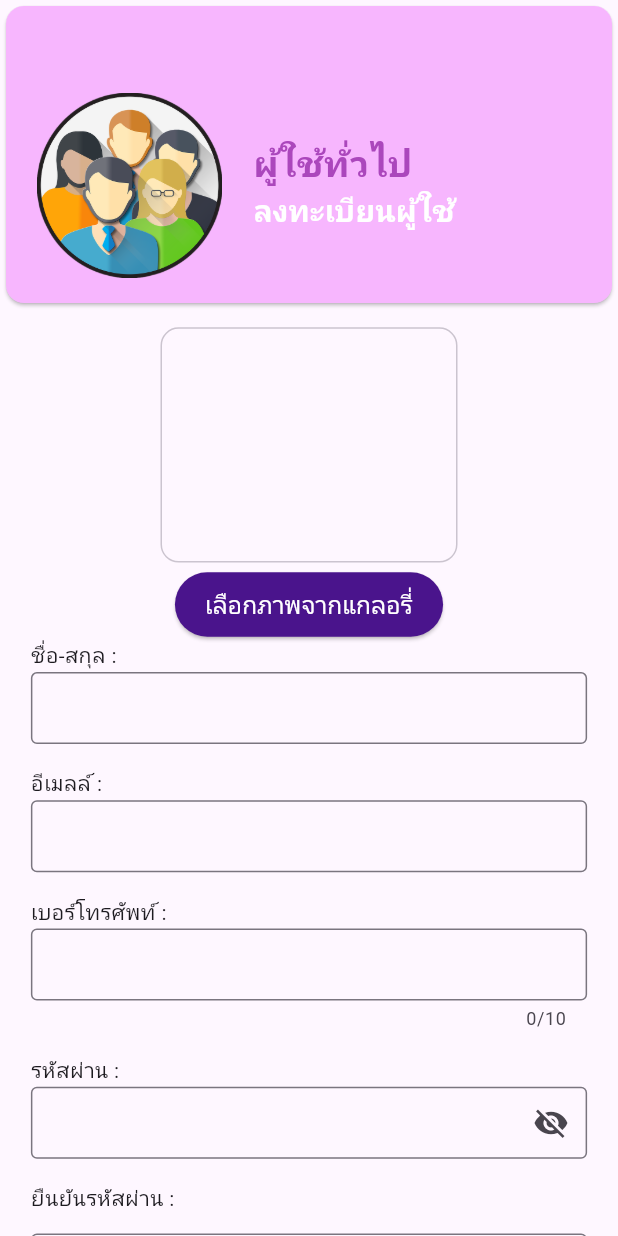
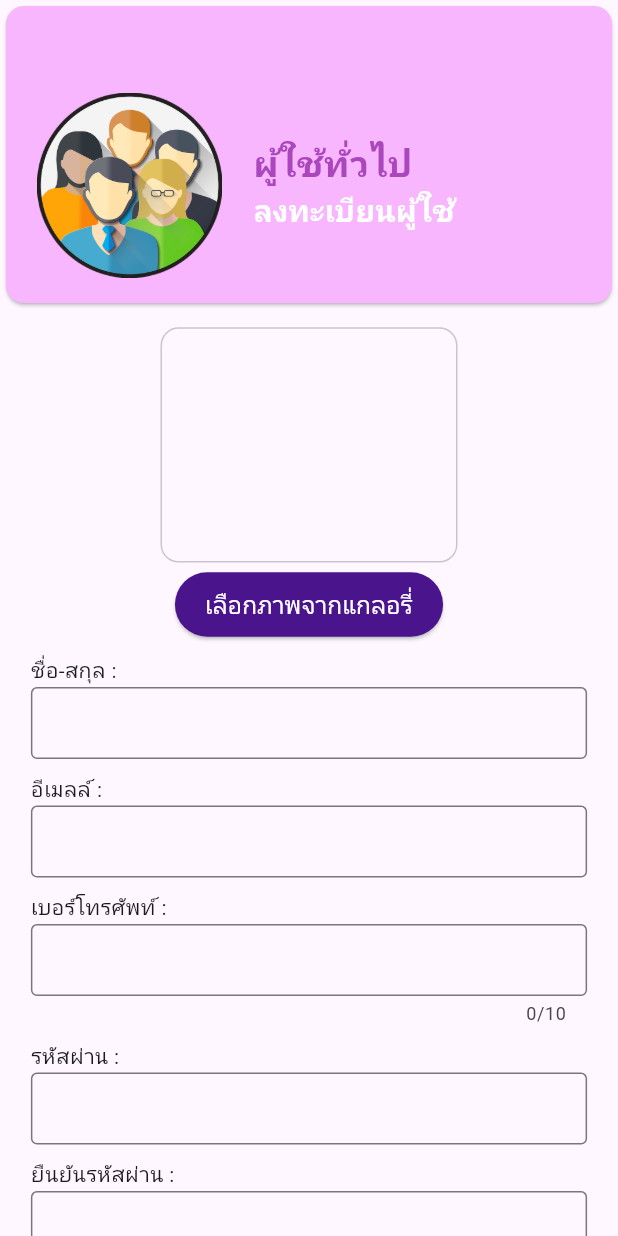
Before and after one commit to evenatthaphan/minopro_mobile_2, a Flutter app: the ChooseRegisterPage screen opened directly, after a tap on "ผู้ใช้ทั่วไป", on a phone screen of 412 x 824 dp. Run offline on Flutter 3.47's test engine with Material 3 defaults, Android fonts, the phone set to English and light mode, and no system bars; our stand-ins replace cloud_firestore, firebase_core, firebase_storage, geolocator; accounts and stored records are empty.

Commit message:
eve update

```diff
--- a/lib/page/choose_register.dart
+++ b/lib/page/choose_register.dart
@@ -141,7 +141,7 @@ class _ChooseRegisterPageState extends State<ChooseRegisterPage> {
     Navigator.push(
       context,
       MaterialPageRoute(
-        builder: (context) => const RegirterPage(),
+        builder: (context) => const RegisterPage(),
       ),
     );
   }
--- a/lib/page/user/register_user.dart
+++ b/lib/page/user/register_user.dart
@@ -1,39 +1,44 @@
+import 'package:firebase_storage/firebase_storage.dart';
 import 'package:flutter/material.dart';
+import 'package:cloud_firestore/cloud_firestore.dart';
+import 'dart:io';
+import 'package:geolocator/geolocator.dart';
 
-class RegirterPage extends StatefulWidget {
-  const RegirterPage({super.key});
+class RegisterPage extends StatefulWidget {
+  const RegisterPage({super.key});
 
   @override
-  State<RegirterPage> createState() => _RegirterPageState();
+  State<RegisterPage> createState() => _RegisterPageState();
 }
 
-class _RegirterPageState extends State<RegirterPage> {
-  TextEditingController name = TextEditingController();
-  TextEditingController email = TextEditingController();
-  TextEditingController password = TextEditingController();
-  TextEditingController phone = TextEditingController();
-  TextEditingController wallet = TextEditingController();
-  TextEditingController confirmPassword = TextEditingController();
+class _RegisterPageState extends State<RegisterPage> {
+  TextEditingController nameCtl = TextEditingController();
+  TextEditingController emailCtl = TextEditingController();
+  TextEditingController passwordCtl = TextEditingController();
+  TextEditingController phoneCtl = TextEditingController();
+  TextEditingController confirmPasswordCtl = TextEditingController();
+  File? image;
+  LatLng? latLng;
+  bool isLoading = false;
+  final db = FirebaseFirestore.instance;
+
   @override
   Widget build(BuildContext context) {
     final screenSize = MediaQuery.of(context).size;
     return Scaffold(
-        // appBar: AppBar(
-        //   automaticallyImplyLeading: false,  // ซ่อนลูกศรชี้กลับ
-        //   ),
       body: SingleChildScrollView(
         child: Stack(
           children: [
             SizedBox(
-            width: screenSize.width * 1, // ขยายความกว้างของ Card
-            height: screenSize.height * 0.25, // ขยายความสูงของ Card
+              width: screenSize.width,
+              height: screenSize.height * 0.25,
               child: Card(
-              color: Color.fromARGB(255, 247, 182, 254),
-              child: Container(
+                color: const Color.fromARGB(255, 247, 182, 254),
                 child: Padding(
                   padding: EdgeInsets.only(
                     top: screenSize.height * 0.05,
-                      left: screenSize.width * 0.05),
+                    left: screenSize.width * 0.05,
+                  ),
                   child: Row(
                     children: [
                       SizedBox(
@@ -53,14 +58,16 @@ class _RegirterPageState extends State<RegirterPage> {
                               style: TextStyle(
                                 fontSize: 24,
                                 color: Colors.purple[400],
-                                  fontWeight: FontWeight.bold),
+                                fontWeight: FontWeight.bold,
+                              ),
                             ),
                             const Text(
                               "ลงทะเบียนผู้ใช้",
                               style: TextStyle(
                                 fontSize: 20,
                                 color: Colors.white,
-                                  fontWeight: FontWeight.bold),
+                                fontWeight: FontWeight.bold,
+                              ),
                             ),
                           ],
                         ),
@@ -70,30 +77,30 @@ class _RegirterPageState extends State<RegirterPage> {
                 ),
               ),
             ),
-          ),
             Padding(
               padding: EdgeInsets.only(
                 top: screenSize.height * 0.26,
                 left: screenSize.width * 0.05,
-                  right: screenSize.width * 0.05),
+                right: screenSize.width * 0.05,
+              ),
               child: Column(
                 children: [
                   Column(
                     crossAxisAlignment: CrossAxisAlignment.center,
                     children: [
                       SizedBox(
-                          width:
-                              screenSize.width * 0.5, // ขยายความกว้างของ Card
-                          height:
-                              screenSize.height * 0.2, // ขยายความสูงของ Card
-                          child: Card.outlined()),
+                        width: screenSize.width * 0.5,
+                        height: screenSize.height * 0.2,
+                        child: Card.outlined(),
+                      ),
                       ElevatedButton(
                         onPressed: choosePhotos,
                         style: ElevatedButton.styleFrom(
-                          backgroundColor:
-                              Colors.purple[900], // Background color
+                          backgroundColor: Colors.purple[900],
                           padding: const EdgeInsets.symmetric(
-                              horizontal: 20, vertical: 10),
+                            horizontal: 20,
+                            vertical: 10,
+                          ),
                           shape: RoundedRectangleBorder(
                             borderRadius: BorderRadius.circular(30),
                           ),
@@ -105,173 +112,26 @@ class _RegirterPageState extends State<RegirterPage> {
                       ),
                     ],
                   ),
-                  Column(
-                    mainAxisAlignment: MainAxisAlignment.center,
-                    crossAxisAlignment: CrossAxisAlignment.start,
-                    children: [
-                      const Text('ชื่อ-สกุล : '),
-                      TextField(
-                        controller: name,
-                        decoration: const InputDecoration(
-                          border: OutlineInputBorder(
-                            borderSide: BorderSide(
-                              width: 1,
+                  buildTextField('ชื่อ-สกุล : ', nameCtl),
+                  buildTextField('อีเมลล์ : ', emailCtl),
+                  buildTextField('เบอร์โทรศัพท์ : ', phoneCtl, maxLength: 10),
+                  buildPasswordField('รหัสผ่าน : ', passwordCtl),
+                  buildPasswordField('ยืนยันรหัสผ่าน : ', confirmPasswordCtl),
+                  buildGPSButton(),
+                  Center(
+                    child: Padding(
+                      padding: EdgeInsets.only(top: screenSize.height * 0.05),
+                      child: FilledButton(
+                        onPressed: register,
+                        style: ButtonStyle(
+                          backgroundColor: MaterialStateProperty.all<Color>(
+                            const Color.fromARGB(255, 3, 103, 18),
                           ),
                         ),
-                          contentPadding: EdgeInsets.symmetric(
-                              vertical: 10, horizontal: 10),
-                          focusedBorder: OutlineInputBorder(
-                            borderSide: BorderSide(
-                                color: Color.fromARGB(255, 247, 182, 254),
-                                width: 2), // เปลี่ยนขอบเป็นสีแดงเมื่อคลิก
-                          ),
-                        ),
-                      ),
-                      Padding(
-                        padding: EdgeInsets.only(top: screenSize.height * 0.02),
-                        child: const Text('อีเมลล์ : '),
-                      ),
-                      TextField(
-                        controller: email,
-                        decoration: const InputDecoration(
-                          border: OutlineInputBorder(
-                            borderSide: BorderSide(
-                              width: 1,
-                            ),
-                          ),
-                          contentPadding: EdgeInsets.symmetric(
-                              vertical: 10, horizontal: 10),
-                          focusedBorder: OutlineInputBorder(
-                            borderSide: BorderSide(
-                                color: Color.fromARGB(255, 247, 182, 254),
-                                width: 2), // เปลี่ยนขอบเป็นสีแดงเมื่อคลิก
-                          ),
-                        ),
-                      ),
-                      Padding(
-                        padding: EdgeInsets.only(top: screenSize.height * 0.02),
-                        child: const Text('เบอร์โทรศัพท์ : '),
-                      ),
-                      TextField(
-                        maxLength: 10,
-                        controller: phone,
-                        decoration: const InputDecoration(
-                          border: OutlineInputBorder(
-                            borderSide: BorderSide(
-                              width: 1,
-                            ),
-                          ),
-                          contentPadding: EdgeInsets.symmetric(
-                              vertical: 10, horizontal: 10),
-                          focusedBorder: OutlineInputBorder(
-                            borderSide: BorderSide(
-                                color: Color.fromARGB(255, 247, 182, 254),
-                                width: 2), // เปลี่ยนขอบเป็นสีแดงเมื่อคลิก
-                          ),
-                        ),
-                      ),
-                      Padding(
-                        padding: EdgeInsets.only(top: screenSize.height * 0.02),
-                        child: const Text('รหัสผ่าน : '),
-                      ),
-                      TextField(
-                        controller: password,
-                        // obscureText:
-                        //     !_isPasswordVisible, // This line only needs to appear once
-                        decoration: InputDecoration(
-                          border: const OutlineInputBorder(
-                            borderSide: BorderSide(
-                              width: 1,
-                            ),
-                          ),
-                          contentPadding: const EdgeInsets.symmetric(
-                              vertical: 10, horizontal: 10),
-                          focusedBorder: const OutlineInputBorder(
-                            borderSide: BorderSide(
-                                color: Color.fromARGB(255, 247, 182, 254),
-                                width: 2), // เปลี่ยนขอบเป็นสีแดงเมื่อคลิก
-                          ),
-                          suffixIcon: IconButton(
-                            icon: const Icon(
-                              // _isPasswordVisible
-                              //     ? Icons.visibility
-                              Icons.visibility_off,
-                            ),
-                            onPressed: () {
-                              // setState(() {
-                              //   _isPasswordVisible = !_isPasswordVisible;
-                              // });
-                            },
-                          ),
-                        ),
-                      ),
-                      Padding(
-                        padding: EdgeInsets.only(top: screenSize.height * 0.02),
-                        child: const Text('ยืนยันรหัสผ่าน : '),
-                      ),
-                      SizedBox(height: screenSize.height * 0.015),
-                      TextField(
-                        // controller: confirmPassword,
-                        // obscureText:
-                        //     !_isPasswordVisible1, // This line only needs to appear once
-                        decoration: InputDecoration(
-                          border: const OutlineInputBorder(
-                            borderSide: BorderSide(
-                              width: 1,
-                            ),
-                          ),
-                          contentPadding: const EdgeInsets.symmetric(
-                              vertical: 10, horizontal: 10),
-                          focusedBorder: const OutlineInputBorder(
-                            borderSide: BorderSide(
-                                color: Color.fromARGB(255, 247, 182, 254),
-                                width: 2), // เปลี่ยนขอบเป็นสีแดงเมื่อคลิก
-                          ),
-                          suffixIcon: IconButton(
-                            icon: const Icon(
-                              // _isPasswordVisible1
-                              //     ? Icons.visibility
-                              Icons.visibility_off,
-                            ),
-                            onPressed: () {
-                              setState(() {
-                                // _isPasswordVisible1 = !_isPasswordVisible1;
-                              });
-                            },
-                          ),
-                        ),
-                      ),
-                      Padding(
-                        padding: EdgeInsets.only(top: screenSize.height * 0.03),
-                        child: Row(
-                          children: [
-                            ElevatedButton(
-                              onPressed: () {},
-                              style: ElevatedButton.styleFrom(
-                                backgroundColor: Colors.purple,
-                                shape: const CircleBorder(),
-                                padding: const EdgeInsets.all(10),
-                              ),
-                              child: Text("GPS",
+                        child: Text(
+                          'สมัครสมาชิก',
                           style: TextStyle(
-                                      fontSize: 16, color: Colors.white)),
-                            ),
-                            const Expanded(
-                              child: TextField(
-                                decoration: InputDecoration(
-                                  border: OutlineInputBorder(
-                                    borderSide: BorderSide(
-                                      width: 0.5,
-                                    ),
-                                  ),
-                                  contentPadding: EdgeInsets.symmetric(
-                                      vertical: 10, horizontal: 10),
-                                  focusedBorder: OutlineInputBorder(
-                                    borderSide: BorderSide(
-                                        color:
-                                            Color.fromARGB(255, 247, 182, 254),
-                                        width:
-                                            1), // เปลี่ยนขอบเป็นสีแดงเมื่อคลิก
+                              fontSize: screenSize.width * 0.04),
                         ),
                       ),
                     ),
@@ -279,37 +139,244 @@ class _RegirterPageState extends State<RegirterPage> {
                 ],
               ),
             ),
-                      Center(
-                        child: Padding(
-                          padding: EdgeInsets.only(top: screenSize.height * 0.05),
-                          child: FilledButton(
-                            onPressed: regis,
-                            style: ButtonStyle(
-                              backgroundColor: WidgetStateProperty.all<Color>(
-                                  const Color.fromARGB(255, 3, 103, 18)),
+          ],
         ),
-                            child: Text(
-                              'สมัครสมาชิก',
-                              style: TextStyle(fontSize: screenSize.width * 0.04),
+      ),
+    );
+  }
+
+  Widget buildTextField(String labelText, TextEditingController controller,
+      {int? maxLength}) {
+    return Padding(
+      padding: EdgeInsets.only(top: 10),
+      child: Column(
+        crossAxisAlignment: CrossAxisAlignment.start,
+        children: [
+          Text(labelText),
+          TextField(
+            controller: controller,
+            maxLength: maxLength,
+            decoration: const InputDecoration(
+              border: OutlineInputBorder(),
+              contentPadding: EdgeInsets.symmetric(
+                  vertical: 10, horizontal: 10),
+              focusedBorder: OutlineInputBorder(
+                borderSide: BorderSide(
+                  color: Color.fromARGB(255, 247, 182, 254),
+                  width: 2,
                 ),
               ),
             ),
           ),
         ],
       ),
-                ],
-              ))
+    );
+  }
+
+  Widget buildPasswordField(String labelText, TextEditingController controller) {
+    return Padding(
+      padding: const EdgeInsets.only(top: 10),
+      child: Column(
+        crossAxisAlignment: CrossAxisAlignment.start,
+        children: [
+          Text(labelText),
+          TextField(
+            controller: controller,
+            obscureText: true,
+            decoration: InputDecoration(
+              border: const OutlineInputBorder(),
+              contentPadding: const EdgeInsets.symmetric(
+                  vertical: 10, horizontal: 10),
+              focusedBorder: const OutlineInputBorder(
+                borderSide: BorderSide(
+                  color: Color.fromARGB(255, 247, 182, 254),
+                  width: 2,
+                ),
+              ),
+            ),
+          ),
         ],
       ),
-    ));
+    );
   }
 
-  void registeruser() {}
+  Widget buildGPSButton() {
+    return Padding(
+      padding: const EdgeInsets.only(top: 10),
+      child: Row(
+        children: [
+          ElevatedButton(
+            onPressed: currentMap,
+            style: ElevatedButton.styleFrom(
+              backgroundColor: Colors.purple,
+              shape: const CircleBorder(),
+              padding: const EdgeInsets.all(10),
+            ),
+            child: const Text("GPS",
+                style: TextStyle(fontSize: 16, color: Colors.white)),
+          ),
+          const Expanded(
+            child: TextField(
+              enabled: false,
+              decoration: InputDecoration(
+                border: OutlineInputBorder(),
+                contentPadding:
+                    EdgeInsets.symmetric(vertical: 10, horizontal: 10),
+                focusedBorder: OutlineInputBorder(
+                  borderSide: BorderSide(
+                    color: Color.fromARGB(255, 247, 182, 254),
+                    width: 1,
+                  ),
+                ),
+              ),
+            ),
+          ),
+        ],
+      ),
+    );
+  }
 
-  void registerrider() {}
-
-  void choosePhotos() {}
-
-  void regis() {
+  void register() async {
+    if (nameCtl.text.isEmpty ||
+        phoneCtl.text.isEmpty ||
+        passwordCtl.text.isEmpty ||
+        confirmPasswordCtl.text.isEmpty ||
+        image == null ||
+        latLng == null) {
+      ScaffoldMessenger.of(context).showSnackBar(
+        const SnackBar(content: Text('กรุณากรอกข้อมูลให้ครบถ้วน')),
+      );
+    } else if (passwordCtl.text != confirmPasswordCtl.text) {
+      ScaffoldMessenger.of(context).showSnackBar(
+        const SnackBar(content: Text('รหัสผ่านและยืนยันรหัสผ่านไม่ตรงกัน')),
+      );
+    } else {
+      // Call the registerNewUser function
+      await registerNewUser();
+      ScaffoldMessenger.of(context).showSnackBar(
+        const SnackBar(content: Text('การลงทะเบียนเสร็จสมบูรณ์')),
+      );
     }
   }
+
+  Future<void> registerNewUser() async {
+    int newUserId = await generateNewUserId();
+    String? pathImage;
+    if (image != null) {
+      pathImage = await uploadImage(image!);
+    }
+    var data = {
+      'id': newUserId,
+      'name': nameCtl.text,
+      'email': emailCtl.text,
+      'phone': phoneCtl.text,
+      'latLng': {'latitude': latLng!.latitude, 'longitude': latLng!.longitude},
+      'password': passwordCtl.text,
+      'image': pathImage,
+    };
+
+    await db.collection('user').doc(newUserId.toString()).set(data);
+  }
+
+  Future<int> generateNewUserId() async {
+    QuerySnapshot querySnapshot = await db
+        .collection('user')
+        .orderBy('id', descending: true)
+        .limit(1)
+        .get();
+
+    if (querySnapshot.docs.isNotEmpty) {
+      int lastId = querySnapshot.docs.first['id'];
+      return lastId + 1;
+    } else {
+      return 1;
+    }
+  }
+
+  Future<String> uploadImage(File image) async {
+    FirebaseStorage storage = FirebaseStorage.instance;
+    String uniqueFileName = DateTime.now().millisecondsSinceEpoch.toString();
+    Reference ref = storage.ref().child("images/$uniqueFileName.jpg");
+    UploadTask uploadTask = ref.putFile(image);
+    TaskSnapshot snapshot = await uploadTask;
+    String downloadUrl = await snapshot.ref.getDownloadURL();
+    return downloadUrl;
+  }
+
+  void choosePhotos() {
+    // Implement photo selection logic
+  }
+
+  void currentMap() async {
+    try {
+      var position = await _determinePosition();
+      setState(() {
+        latLng = LatLng(position.latitude, position.longitude);
+      });
+
+      // Show the dialog with coordinates
+      _showLocationDialog(position.latitude, position.longitude);
+    } catch (e) {
+      ScaffoldMessenger.of(context).showSnackBar(
+        SnackBar(content: Text('Error getting location: $e')),
+      );
+    }
+  }
+
+  void _showLocationDialog(double latitude, double longitude) {
+    showDialog(
+      context: context,
+      builder: (BuildContext context) {
+        return AlertDialog(
+          title: const Text('ตำแหน่งของคุณ'),
+          content: Text('Latitude: $latitude\nLongitude: $longitude'),
+          actions: [
+            TextButton(
+              onPressed: () {
+                setState(() {
+                  // Store the coordinates in latLng if the user confirms
+                  latLng = LatLng(latitude, longitude);
+                });
+                Navigator.of(context).pop();
+              },
+              child: const Text('เลือก'),
+            ),
+            TextButton(
+              onPressed: () {
+                Navigator.of(context).pop();
+              },
+              child: const Text('ยกเลิก'),
+            ),
+          ],
+        );
+      },
+    );
+  }
+
+  Future<Position> _determinePosition() async {
+    bool serviceEnabled;
+    LocationPermission permission;
+    serviceEnabled = await Geolocator.isLocationServiceEnabled();
+    if (!serviceEnabled) {
+      return Future.error('Location services are disabled.');
+    }
+    permission = await Geolocator.checkPermission();
+    if (permission == LocationPermission.denied) {
+      permission = await Geolocator.requestPermission();
+      if (permission == LocationPermission.denied) {
+        return Future.error('Location permissions are denied.');
+      }
+    }
+    if (permission == LocationPermission.deniedForever) {
+      return Future.error(
+          'Location permissions are permanently denied, cannot request permissions.');
+    }
+    return await Geolocator.getCurrentPosition();
+  }
+}
+
+class LatLng {
+  final double latitude;
+  final double longitude;
+  LatLng(this.latitude, this.longitude);
+}
```
Also changed, not shown: lib/main.dart (+12 -1 lines), pubspec.yaml (+8 -3 lines), pubspec.lock, 5 other files. Lines whose indentation alone changed are shown as unchanged.
